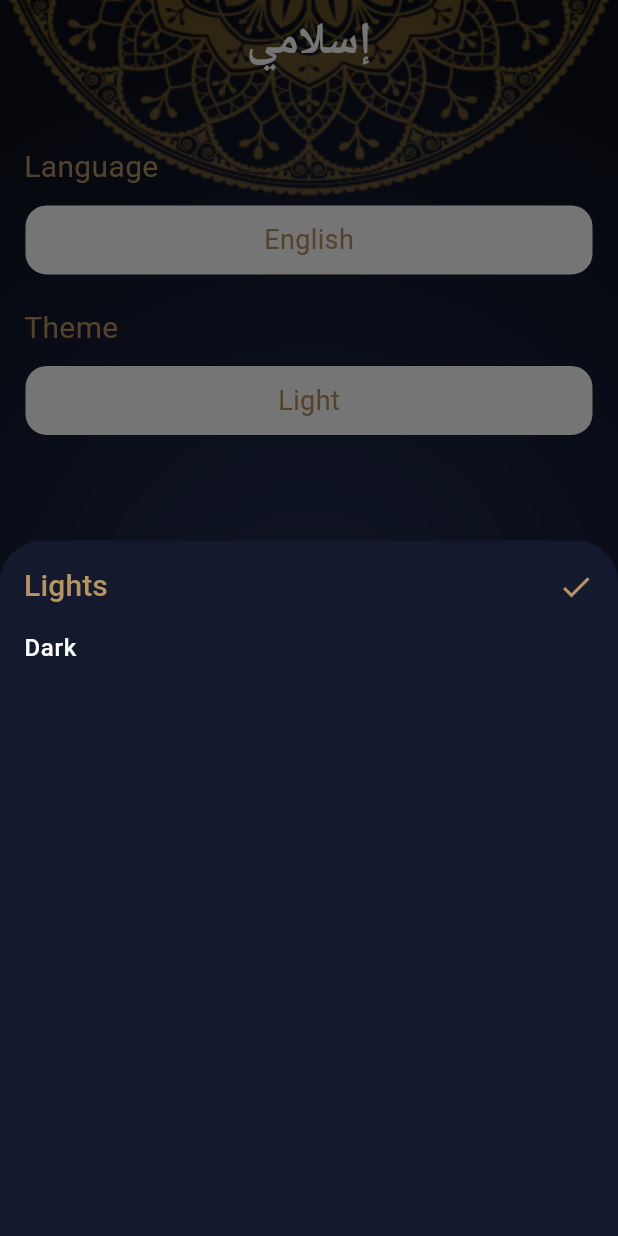
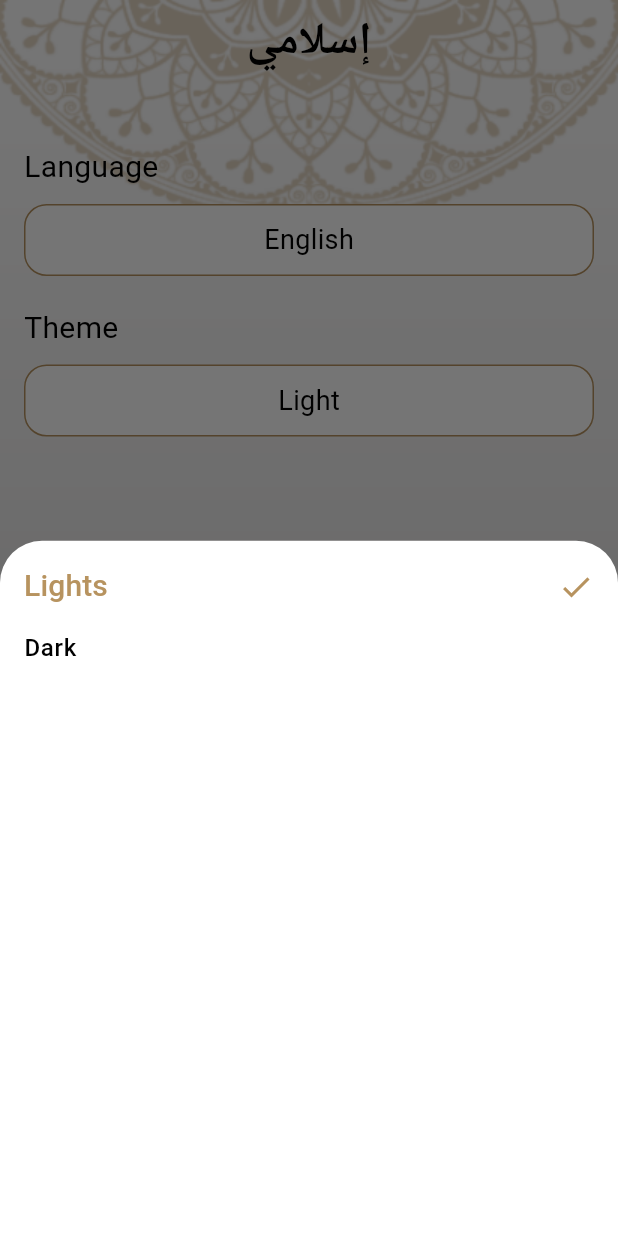
Before and after one commit to ehabMoahmed/islamiApp, a Flutter app: the screen it shows after launch, item 5 of the bottom bar chosen, after a tap on "Light", on a phone screen of 412 x 824 dp. Run offline on Flutter 3.47's test engine with Material 3 defaults, Android fonts, the phone set to English and light mode, and no system bars.

Commit message:
+handle theme + provider to theme

```diff
--- a/lib/UI/hadeth-details/hadeth_details_screen.dart
+++ b/lib/UI/hadeth-details/hadeth_details_screen.dart
@@ -2,6 +2,8 @@
 
 import 'package:flutter/material.dart';
 import 'package:islamyapp/UI/home/ahadeth_model.dart';
+import 'package:islamyapp/providers/settings_provider.dart';
+import 'package:provider/provider.dart';
 
 import '../../style/app_theme.dart';
 
@@ -10,12 +12,13 @@ class HadethDetailsScreen extends StatelessWidget {
 
   @override
   Widget build(BuildContext context) {
+    SettingProvider provider= Provider.of<SettingProvider>(context);
     HadethModel hadethModel=ModalRoute.of(context)?.settings.arguments as HadethModel;
     return  Container(
       decoration: BoxDecoration(
           image: DecorationImage(
               image: AssetImage(
-                  AppTheme.isDark? "assets/images/darkbg.png" :'assets/images/default_bg.png'
+                  provider.theme==ThemeMode.dark? "assets/images/darkbg.png" :'assets/images/default_bg.png'
               ), //msh mwgoda fe al theme
               fit: BoxFit.fill)),
       child: Scaffold(
--- a/lib/UI/home/home_screen.dart
+++ b/lib/UI/home/home_screen.dart
@@ -3,7 +3,9 @@ import 'package:islamyapp/UI/home/tabs/quran_widget.dart';
 import 'package:islamyapp/UI/home/tabs/radio.dart';
 import 'package:islamyapp/UI/home/tabs/sebha_widget.dart';
 import 'package:islamyapp/UI/home/tabs/settings.dart';
+import 'package:islamyapp/providers/settings_provider.dart';
 import 'package:islamyapp/style/app_theme.dart';
+import 'package:provider/provider.dart';
 
 
 import 'tabs/ahades.dart';
@@ -27,11 +29,12 @@ class _homeScreenState extends State<homeScreen> {
 
   @override
   Widget build(BuildContext context) {
+    SettingProvider provider=Provider.of<SettingProvider>(context);
     return Container(
       decoration: BoxDecoration(
           image: DecorationImage(
               image: AssetImage(
-               AppTheme.isDark? "assets/images/darkbg.png" :'assets/images/default_bg.png'
+               provider.theme==ThemeMode.dark? "assets/images/darkbg.png" :'assets/images/default_bg.png'
               ),//msh mwgoda fe al theme
             fit: BoxFit.fill
       )),
--- a/lib/UI/home/tabs/settings.dart
+++ b/lib/UI/home/tabs/settings.dart
@@ -1,5 +1,7 @@
 import 'package:flutter/material.dart';
 import 'package:islamyapp/UI/home/tabs/themesheet.dart';
+import 'package:islamyapp/providers/settings_provider.dart';
+import 'package:provider/provider.dart';
 
 import 'Language_sheet.dart';
 
@@ -13,6 +15,7 @@ class Settings extends StatefulWidget {
 class _SettingsState extends State<Settings> {
   @override
   Widget build(BuildContext context) {
+    SettingProvider provider= Provider.of<SettingProvider>(context);
     return Padding(
       padding: const EdgeInsets.all(16.0),
       child: Column(
@@ -58,7 +61,7 @@ class _SettingsState extends State<Settings> {
                       color: Theme.of(context).colorScheme.primary,
                     )
                 ),
-                child: Text('Light',style:  Theme.of(context).textTheme.bodyMedium?.copyWith(
+                child: Text(provider.theme==ThemeMode.light?"Light":"Dark",style:  Theme.of(context).textTheme.bodyMedium?.copyWith(
                   fontSize: 18
                 ),)),
           ),
--- a/lib/UI/home/tabs/themesheet.dart
+++ b/lib/UI/home/tabs/themesheet.dart
@@ -1,5 +1,8 @@
 import 'package:flutter/cupertino.dart';
 import 'package:flutter/material.dart';
+import 'package:provider/provider.dart';
+
+import '../../../providers/settings_provider.dart';
 
 class ThemeSheet extends StatefulWidget {
 
@@ -10,14 +13,21 @@ class ThemeSheet extends StatefulWidget {
 class _ThemeSheetState extends State<ThemeSheet> {
   @override
   Widget build(BuildContext context) {
+    SettingProvider provider=Provider.of<SettingProvider>(context);
     return Padding(
       padding: const EdgeInsets.all(16.0),
       child: Column(
         crossAxisAlignment: CrossAxisAlignment.stretch,
         children: [
-          getSelectedItem('Lights'),
+          getSelectedItem( provider.theme==ThemeMode.dark?"Dark":'Lights'),
           SizedBox(height: 15,),
-          getUnselectedItem('Dark'),
+          InkWell(
+              onTap: (){
+                Navigator.pop(context);//ht2fl al bottomsheet
+                provider.changeTheme( provider.theme==ThemeMode.dark?ThemeMode.light:ThemeMode.dark);
+              },
+              child: getUnselectedItem(
+                 provider.theme==ThemeMode.dark?"Light":"Dark" )), //b3ks
         ],
       ),
     );
--- a/lib/UI/quran_details/quran_details_screen.dart
+++ b/lib/UI/quran_details/quran_details_screen.dart
@@ -1,5 +1,7 @@
 import 'package:flutter/material.dart';
 import 'package:flutter/services.dart';
+import 'package:islamyapp/providers/settings_provider.dart';
+import 'package:provider/provider.dart';
 
 import '../../style/app_theme.dart';
 
@@ -13,7 +15,7 @@ class QuranDetailsScreen extends StatefulWidget {
 class _QuranDetailsScreenState extends State<QuranDetailsScreen> {
   @override
   Widget build(BuildContext context) {
-
+ SettingProvider provider = Provider.of<SettingProvider>(context);
     QuranDetailsArgs args =
         ModalRoute.of(context)?.settings.arguments as QuranDetailsArgs;
 
@@ -25,7 +27,7 @@ class _QuranDetailsScreenState extends State<QuranDetailsScreen> {
       decoration: BoxDecoration(
           image: DecorationImage(
               image: AssetImage(
-                  AppTheme.isDark? "assets/images/darkbg.png" :'assets/images/default_bg.png'
+                  provider.theme==ThemeMode.dark? "assets/images/darkbg.png" :'assets/images/default_bg.png'
               ), //msh mwgoda fe al theme
               fit: BoxFit.fill)),
       child: Scaffold(
--- a/lib/main.dart
+++ b/lib/main.dart
@@ -1,5 +1,7 @@
 import 'package:flutter/material.dart';
+import 'package:islamyapp/providers/settings_provider.dart';
 import 'package:islamyapp/style/app_theme.dart';
+import 'package:provider/provider.dart';
 
 import 'UI/hadeth-details/hadeth_details_screen.dart';
 import 'UI/home/home_screen.dart';
@@ -7,7 +9,11 @@ import 'UI/quran_details/quran_details_screen.dart';
 import 'UI/splashScreen.dart';
 
 void main() {
-  runApp(const MyApp());
+  runApp(ChangeNotifierProvider(
+
+      //law 3ayz observer y listner 3leh hst5dm al obj da
+      create:  (context) => SettingProvider(),
+      child: const MyApp()));
 }
 
 class MyApp extends StatelessWidget {
@@ -16,7 +22,11 @@ class MyApp extends StatelessWidget {
   // This widget is the root of your application.
   @override
   Widget build(BuildContext context) {
+    //delwa2ty hkhle al observer aw al widget de t listner tshof al obj law hsl feha tghyer ttghyr heya kman msh h3ml obj gded khle balk
+    SettingProvider provider=Provider.of<SettingProvider>(context); //kda khdt al obj bta3e
+
     return MaterialApp(
+
       title: 'Flutter Demo',
       debugShowCheckedModeBanner: false,
 
@@ -25,7 +35,7 @@ class MyApp extends StatelessWidget {
         darkTheme:AppTheme.darktheme,
 
         //ht7km howa light wala dark
-        themeMode: AppTheme.isDark?ThemeMode.dark:ThemeMode.light,
+        themeMode: provider.theme,
 
         routes: {
           homeScreen.routeName:(context) => homeScreen(),
--- /dev/null
+++ b/lib/providers/settings_provider.dart
@@ -0,0 +1,23 @@
+//hyobaa feh al logha w al theme w 3shan al etnen tb3 al setting 3mlto fe file wahed
+
+//provider: observable -subject-publisher
+//ChangeNotifier:ay tghyer hy7sl fe al data hyro7 ynotify al observers
+
+import 'package:flutter/material.dart';
+
+class SettingProvider extends ChangeNotifier{
+
+  ThemeMode theme=ThemeMode.light;
+
+  //lazm a3ml al func a
+    void changeTheme(ThemeMode newThemeMode){
+      if(theme==newThemeMode)return;
+      theme=newThemeMode;
+
+      //de zy setstate bs lkol al nas al mohtma b al data de htsm3 w tghyr kol wl widget ale sam3en al data bta3te
+      notifyListeners();
+    }
+
+
+
+}
--- a/pubspec.yaml
+++ b/pubspec.yaml
@@ -35,6 +35,7 @@ dependencies:
   # The following adds the Cupertino Icons font to your application.
   # Use with the CupertinoIcons class for iOS style icons.
   cupertino_icons: ^1.0.2
+  provider: ^6.1.1
 
 dev_dependencies:
   flutter_test:
```
Also changed, not shown: pubspec.lock.
